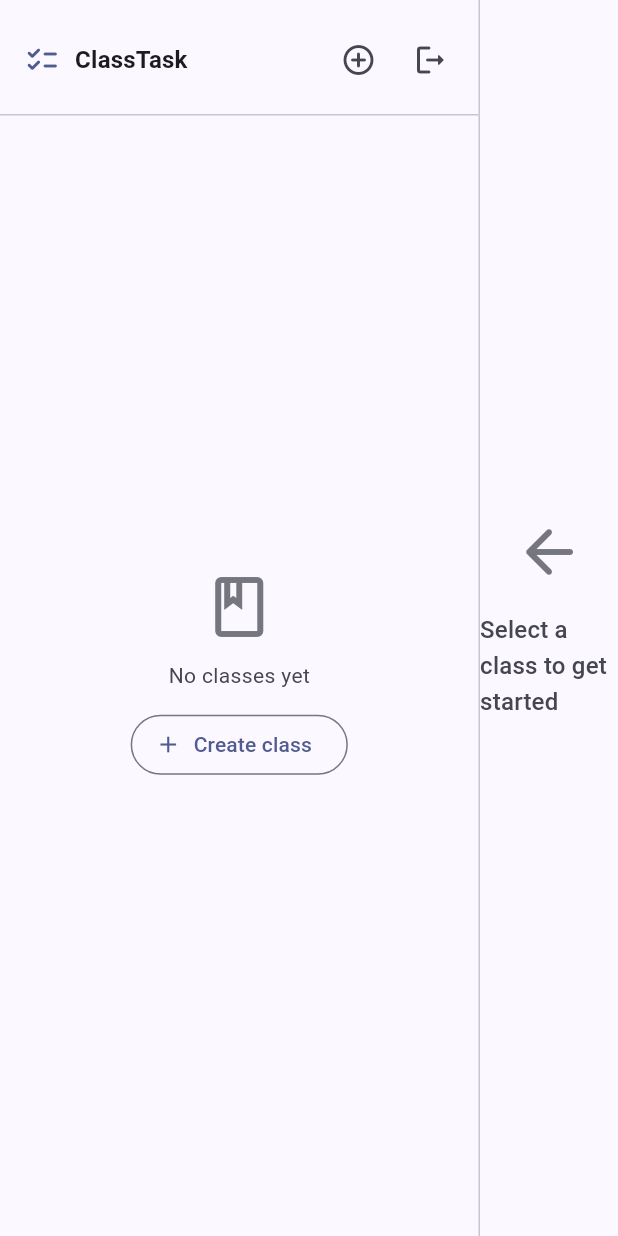
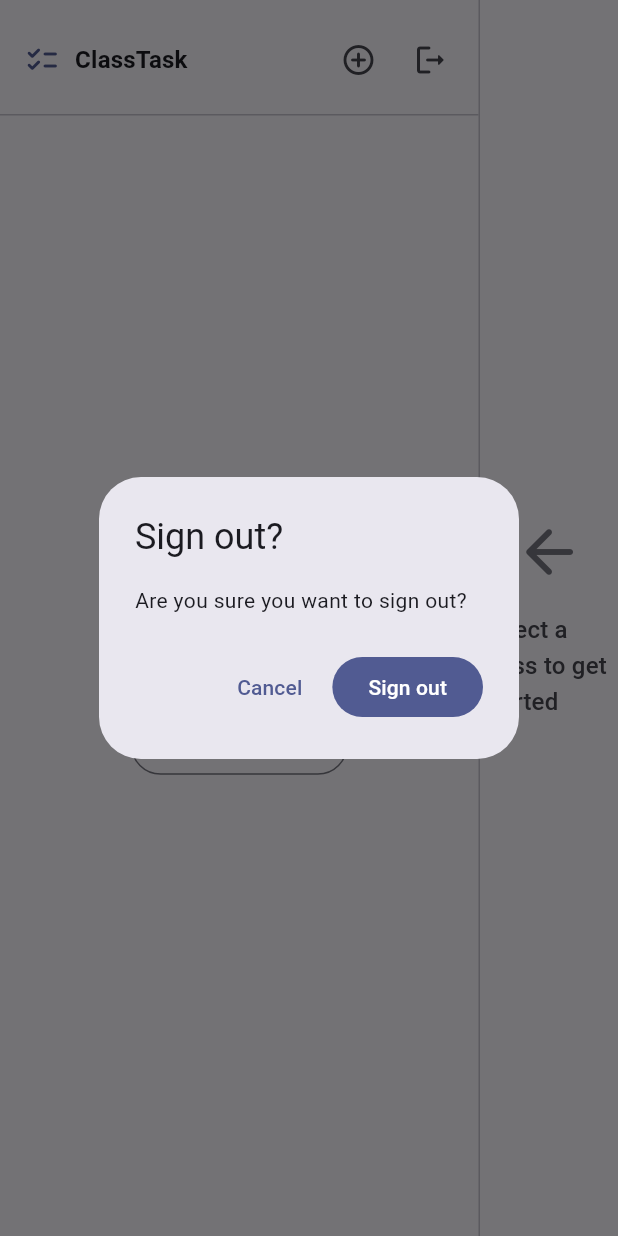
Before and after one commit to eristotl3/todolist_proto, a Flutter app: the TeacherDesktopShell screen opened directly, after a tap on the "logout" icon, on a phone screen of 412 x 824 dp. Run offline on Flutter 3.47's test engine with Material 3 defaults, Android fonts, the phone set to English and light mode, and no system bars; our stand-ins replace flutter_dotenv, flutter_riverpod, flutter_slidable, freezed_annotation, go_router, riverpod_annotation and 2 more; accounts and stored records are empty; generated files the repository leaves out were written again.

Commit message:
Fix sign-out flow, add confirmation dialog, and fix empty enrolled classes
- Wrap Supabase signOut() in try-catch so state is always cleared and
  the router redirects to the welcome screen even on network errors
- Add "Sign out?" confirmation dialog to all three logout buttons
  (student mobile, teacher mobile, teacher desktop sidebar)
- Remove .order('enrolled_at') from getEnrolledClasses — the column
  does not exist, causing a Supabase 400 error that showed "Something
  went wrong" instead of the empty-state UI for new students
- Apply build.yaml field_rename:snake globally and remove redundant
  per-field @JsonKey annotations from UserProfile; regenerate all
  affected .g.dart files so snake_case Supabase columns map correctly

Co-Authored-By: Claude Sonnet 4.6 <noreply@anthropic.com>

```diff
--- a/lib/features/auth/domain/user_profile.dart
+++ b/lib/features/auth/domain/user_profile.dart
@@ -10,10 +10,10 @@ abstract class UserProfile with _$UserProfile {
   const factory UserProfile({
     required String id,
     required String email,
-    @JsonKey(name: 'full_name') required String fullName,
+    required String fullName,
     required UserRole role,
-    @JsonKey(name: 'avatar_url') String? avatarUrl,
-    @JsonKey(name: 'created_at') required DateTime createdAt,
+    String? avatarUrl,
+    required DateTime createdAt,
   }) = _UserProfile;
 
   factory UserProfile.fromJson(Map<String, dynamic> json) =>
--- a/lib/features/student/data/student_repository.dart
+++ b/lib/features/student/data/student_repository.dart
@@ -23,8 +23,7 @@ class StudentRepository {
       final data = await _client
           .from(AppConstants.enrollmentsTable)
           .select('class_id, classes(id, name, code, teacher_id, created_at)')
-          .eq('student_id', studentId)
-          .order('enrolled_at');
+          .eq('student_id', studentId);
 
       return (data as List).map((e) {
         final classData = e['classes'] as Map<String, dynamic>;
--- a/lib/features/teacher/presentation/screens/teacher_shell.dart
+++ b/lib/features/teacher/presentation/screens/teacher_shell.dart
@@ -226,7 +226,26 @@ class _SidebarHeader extends StatelessWidget {
           IconButton(
             icon: const Icon(Icons.logout_rounded),
             tooltip: 'Sign out',
-            onPressed: onSignOut,
+            onPressed: () async {
+              final confirmed = await showDialog<bool>(
+                context: context,
+                builder: (ctx) => AlertDialog(
+                  title: const Text('Sign out?'),
+                  content: const Text('Are you sure you want to sign out?'),
+                  actions: [
+                    TextButton(
+                      onPressed: () => Navigator.pop(ctx, false),
+                      child: const Text('Cancel'),
+                    ),
+                    FilledButton(
+                      onPressed: () => Navigator.pop(ctx, true),
+                      child: const Text('Sign out'),
+                    ),
+                  ],
+                ),
+              );
+              if (confirmed == true) onSignOut();
+            },
           ),
         ],
       ),
```
Also changed, not shown: lib/features/auth/presentation/providers/auth_provider.dart (+6 -1 lines), lib/features/student/presentation/screens/student_home_screen.dart (+24 -2 lines), lib/features/teacher/presentation/screens/teacher_home_screen.dart (+24 -2 lines), lib/features/auth/domain/user_profile.freezed.dart, lib/features/student/domain/enrolled_class_model.g.dart, lib/features/student/domain/student_todo_list_model.g.dart, lib/features/teacher/domain/class_model.g.dart, lib/features/teacher/domain/todo_item_model.g.dart, lib/features/teacher/domain/todo_list_model.g.dart.
